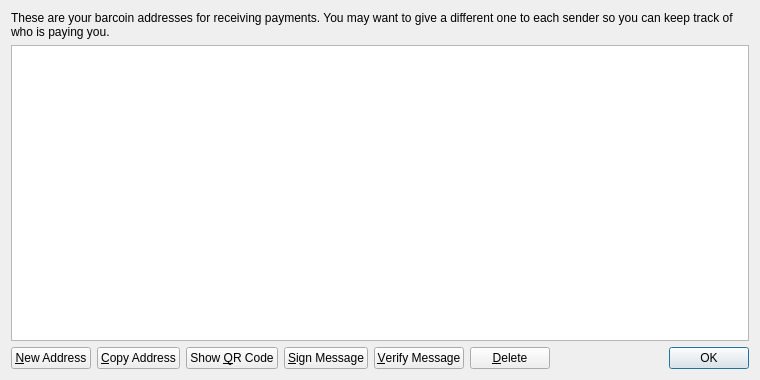
Above: src/qt/forms/addressbookpage.ui from bauscoin/adamcoin before the change. Below: the same form after it.
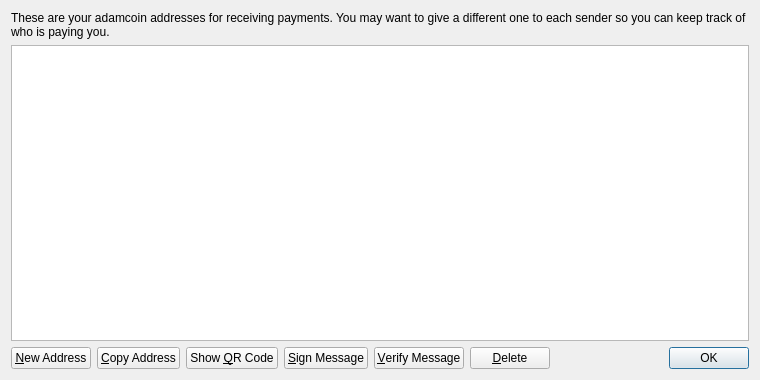
That is the form after the change. Icons and pictures are not drawn.

Diff of the .ui file:
```diff
--- a/src/qt/forms/addressbookpage.ui
+++ b/src/qt/forms/addressbookpage.ui
@@ -17,7 +17,7 @@
    <item>
     <widget class="QLabel" name="labelExplanation">
      <property name="text">
-      <string>These are your barcoin addresses for receiving payments. You may want to give a different one to each sender so you can keep track of who is paying you.</string>
+      <string>These are your adamcoin addresses for receiving payments. You may want to give a different one to each sender so you can keep track of who is paying you.</string>
      </property>
      <property name="textFormat">
       <enum>Qt::PlainText</enum>
```
